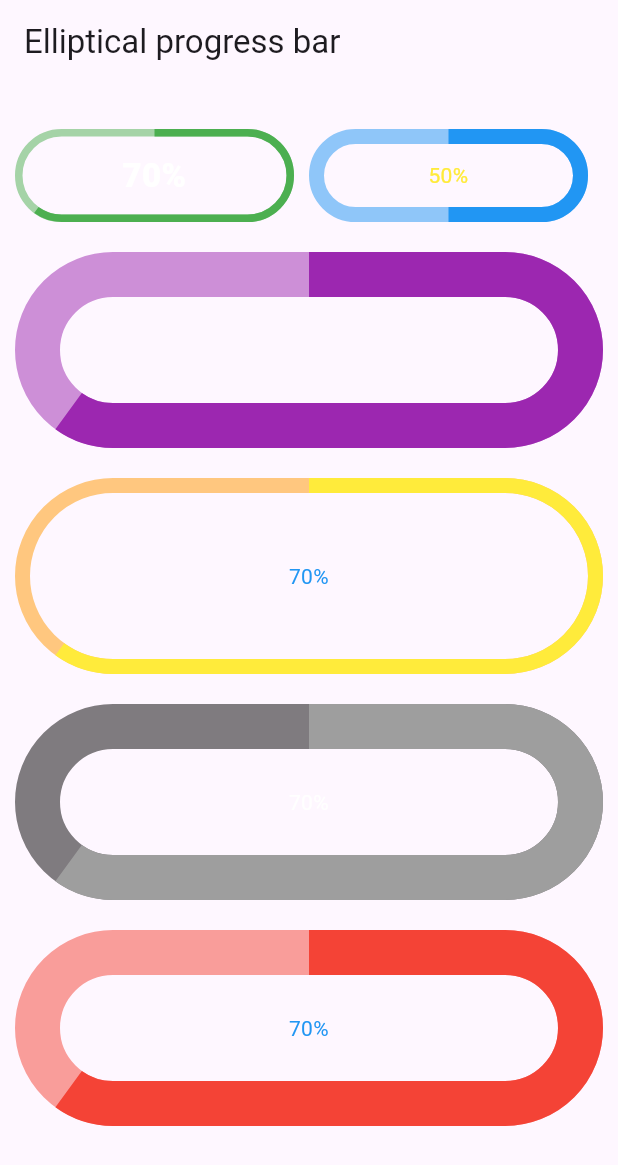
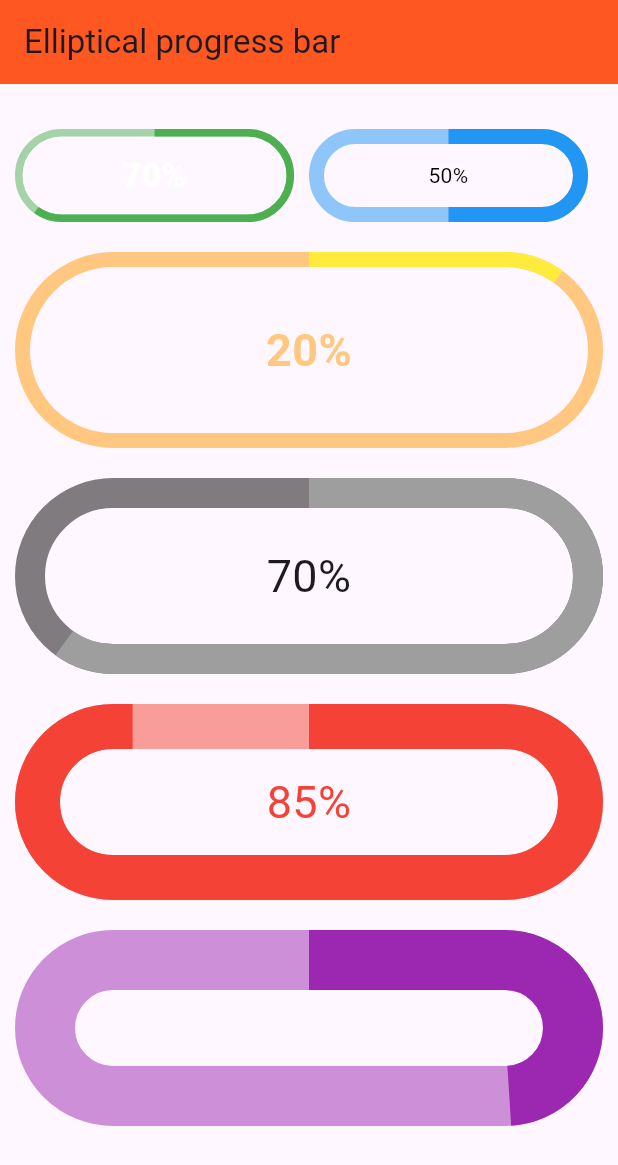
Before and after one commit to A7ALABS/elliptical-progress-bar, a Flutter app: the screen it shows after launch, on a phone screen of 412 x 824 dp. Shown: the top 1165 px of the screen. Run offline on Flutter 3.47's test engine with Material 2 defaults, Android fonts, the phone set to English and light mode, and no system bars.

Commit message:
added text fix

```diff
--- a/example/lib/main.dart
+++ b/example/lib/main.dart
@@ -17,7 +17,7 @@ class MyApp extends StatelessWidget {
         colorScheme: ColorScheme.fromSeed(seedColor: Colors.deepPurple),
         useMaterial3: true,
       ),
-      darkTheme: ThemeData.dark(),
+      darkTheme: ThemeData.light(),
       home: MyHomePage(),
     );
   }
@@ -37,6 +37,7 @@ class _MyHomePageState extends State<MyHomePage> {
         appBar: AppBar(
           // backgroundColor: Theme.of(context).colorScheme.inversePrimary,
           title: Text('Elliptical progress bar'),
+          backgroundColor: Colors.deepOrange,
         ),
         body: SingleChildScrollView(
           child: Padding(
@@ -69,7 +70,7 @@ class _MyHomePageState extends State<MyHomePage> {
                         fillColor: Colors.blue,
                         bgColor: Colors.blue.withOpacity(0.5),
                         progress: 50,
-                        textColor: Colors.yellow,
+                        textColor: Colors.black,
                         // showCenterProgress: false,
                       ),
                     ),
@@ -82,21 +83,14 @@ class _MyHomePageState extends State<MyHomePage> {
                   height: 20,
                 ),
                 EllipticalProgressBar(
-                  fillColor: Colors.purple,
-                  bgColor: Colors.purple.withOpacity(0.5),
-                  thickness: 30,
-                  progress: 70,
-                  textColor: Colors.blue,
-                  showCenterProgress: false,
-                ),
-                const SizedBox(
-                  height: 20,
-                ),
-                EllipticalProgressBar(
                   fillColor: Colors.yellow,
                   bgColor: Colors.orange.withOpacity(0.5),
-                  progress: 70,
-                  textColor: Colors.blue,
+                  progress: 20,
+                  textColor: Colors.blueAccent,
+                  progressTextStyle: TextStyle(
+                      fontSize: 30,
+                      fontWeight: FontWeight.bold,
+                      color: Colors.orange.withOpacity(0.5)),
                 ),
                 const SizedBox(
                   height: 20,
@@ -104,9 +98,10 @@ class _MyHomePageState extends State<MyHomePage> {
                 EllipticalProgressBar(
                   fillColor: Colors.grey,
                   bgColor: Colors.black.withOpacity(0.5),
-                  thickness: 30,
+                  thickness: 20,
                   progress: 70,
-                  textColor: Colors.white,
+                  textColor: Colors.red,
+                  progressTextStyle: const TextStyle(fontSize: 30),
                 ),
                 const SizedBox(
                   height: 20,
@@ -115,8 +110,20 @@ class _MyHomePageState extends State<MyHomePage> {
                   fillColor: Colors.red,
                   bgColor: Colors.red.withOpacity(0.5),
                   thickness: 30,
-                  progress: 70,
-                  textColor: Colors.blue,
+                  progress: 85,
+                  progressTextStyle:
+                      const TextStyle(fontSize: 30, color: Colors.red),
+                ),
+                const SizedBox(
+                  height: 20,
+                ),
+                EllipticalProgressBar(
+                  fillColor: Colors.purple,
+                  bgColor: Colors.purple.withOpacity(0.5),
+                  thickness: 40,
+                  progress: 33,
+                  showCenterProgress: false,
+                  progressTextStyle: const TextStyle(fontSize: 30),
                 ),
                 const SizedBox(
                   height: 20,
--- a/lib/elliptical_progress_bar.dart
+++ b/lib/elliptical_progress_bar.dart
@@ -25,7 +25,6 @@ class EllipticalProgressBar extends StatelessWidget {
       progressTextStyle; //custom text style for the center progress value
   @override
   Widget build(BuildContext context) {
-    const buttonSize = 80.0;
     const startAngle = -90;
     const endAngle = 180;
     return Stack(
@@ -52,10 +51,8 @@ class EllipticalProgressBar extends StatelessWidget {
           aspectRatio: 3 / 1,
           child: SizedBox(
             width: double.infinity,
-            // height: 123.32,
             child: CustomPaint(
               painter: ProgressIndicatorPainter(
-                  // width: borderWidth,
                   width: thickness!,
                   startAngle: startAngle,
                   sweepAngle: endAngle,
@@ -64,16 +61,12 @@ class EllipticalProgressBar extends StatelessWidget {
                   thickness: thickness),
               child: showCenterProgress!
                   ? Center(
-                      child: SizedBox(
-                        width: buttonSize - 20.0,
-                        height: buttonSize - 20.0,
                       child: Center(
                         child: Text('${progress.toInt().toString()}%',
                             textAlign: TextAlign.center,
                             style: progressTextStyle != null
                                 ? progressTextStyle!
                                 : TextStyle(color: textColor)),
-                        ),
                       ),
                     )
                   : const SizedBox(),
@@ -105,7 +98,6 @@ class ProgressIndicatorPainter extends CustomPainter {
   void paint(Canvas canvas, Size size) {
     final r = size.height / 2 - thickness! / 2;
     final startAngleRad = startAngle * (math.pi / 180.0);
-    // final sweepAngleRad = sweepAngle * (math.pi / 180.0);
     final firstArcCenter = Offset(
         size.width / 2 + ((size.width / 2 - r) - thickness! / 2),
         size.height / 2);
--- a/pubspec.yaml
+++ b/pubspec.yaml
@@ -1,6 +1,6 @@
 name: elliptical_progress_bar
 description: A pretty flutter package to create elliptical progress bars with multiple customisation options, such as the ability to set the colors, stroke width, text style and more.
-version: 0.0.1+5
+version: 0.0.1+6
 homepage: https://github.com/A7ALABS/elliptical-progress-bar
 issue_tracker: https://github.com/A7ALABS/elliptical-progress-bar/issues
 
```
Also changed, not shown: example/pubspec.lock, 3 other files. Lines whose indentation alone changed are shown as unchanged.
